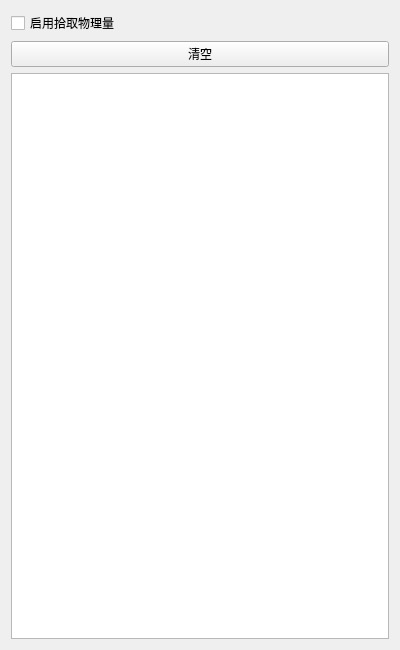
Old version of the form plugins/Base_PostProcessing/ProbeSettingsWidget.ui in the repository asd977/base_cae.
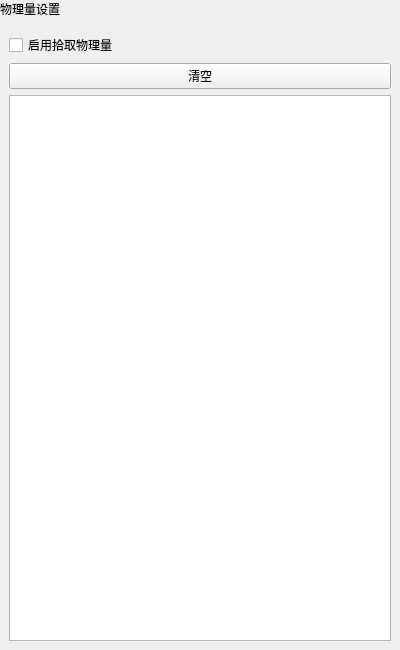
New version of the form.

Patch:
```diff
--- a/plugins/Base_PostProcessing/ProbeSettingsWidget.ui
+++ b/plugins/Base_PostProcessing/ProbeSettingsWidget.ui
@@ -14,6 +14,48 @@
    <string>Form</string>
   </property>
   <layout class="QVBoxLayout" name="verticalLayout">
+   <property name="leftMargin">
+    <number>0</number>
+   </property>
+   <property name="topMargin">
+    <number>0</number>
+   </property>
+   <property name="rightMargin">
+    <number>0</number>
+   </property>
+   <property name="bottomMargin">
+    <number>0</number>
+   </property>
+   <item>
+    <widget class="QLabel" name="pageHeaderLabel">
+     <property name="sizePolicy">
+      <sizepolicy hsizetype="Preferred" vsizetype="Fixed">
+       <horstretch>0</horstretch>
+       <verstretch>0</verstretch>
+      </sizepolicy>
+     </property>
+     <property name="text">
+      <string>物理量设置</string>
+     </property>
+    </widget>
+   </item>
+   <item>
+    <layout class="QVBoxLayout" name="contentLayout">
+     <property name="leftMargin">
+      <number>9</number>
+     </property>
+     <property name="topMargin">
+      <number>9</number>
+     </property>
+     <property name="rightMargin">
+      <number>9</number>
+     </property>
+     <property name="bottomMargin">
+      <number>9</number>
+     </property>
+     <property name="spacing">
+      <number>6</number>
+     </property>
    <item>
     <widget class="QCheckBox" name="enableProbeCheckBox">
      <property name="text">
@@ -29,9 +71,21 @@
     </widget>
    </item>
    <item>
-    <widget class="QTableWidget" name="probeTable"/>
-   </item>
-  </layout>
+      <widget class="QTableWidget" name="probeTable">
+       <attribute name="horizontalHeaderStretchLastSection">
+        <bool>true</bool>
+       </attribute>
+       <property name="minimumSize">
+        <size>
+         <width>10</width>
+         <height>0</height>
+        </size>
+       </property>
+      </widget>
+     </item>
+    </layout>
+   </item>
+  </layout>
  </widget>
  <resources/>
  <connections/>
```
Left out of the diff: 6 changed lines with no effect on the pictures. Lines whose indentation alone changed are shown as unchanged.
